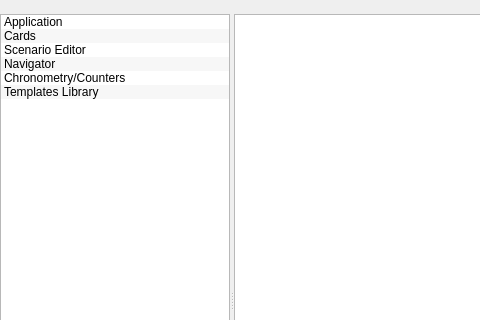
Before: the Qt Designer form src/bin/scenarist-desktop/UserInterfaceLayer/Settings/SettingsView.ui in dimkanovikov/KITScenarist, drawn with Qt 5; both pictures show x 0 to 480 and y 0 to 320 of the 718 by 600 pixel window.
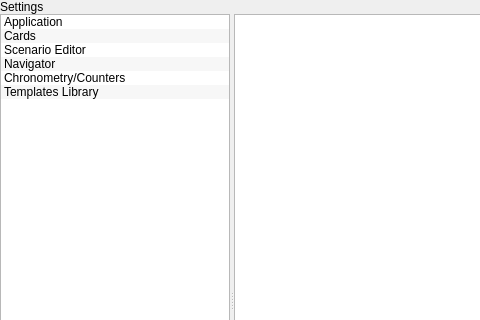
After: the same form once the commit is applied. Icons and pictures are not drawn. Custom widgets are drawn as their Qt base class.

The edit to the form file:
```diff
--- a/src/bin/scenarist-desktop/UserInterfaceLayer/Settings/SettingsView.ui
+++ b/src/bin/scenarist-desktop/UserInterfaceLayer/Settings/SettingsView.ui
@@ -45,7 +45,7 @@
        <item>
         <widget class="QLabel" name="topLeftEmptyLabel">
          <property name="text">
-          <string/>
+          <string>Settings</string>
          </property>
         </widget>
        </item>
```
